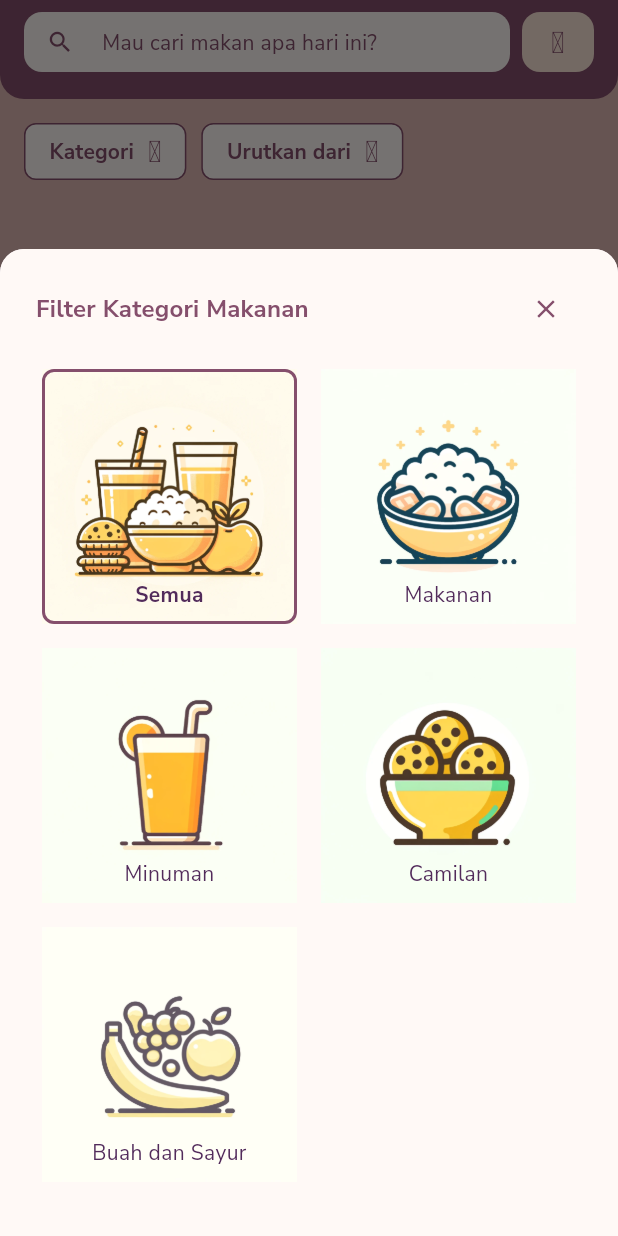
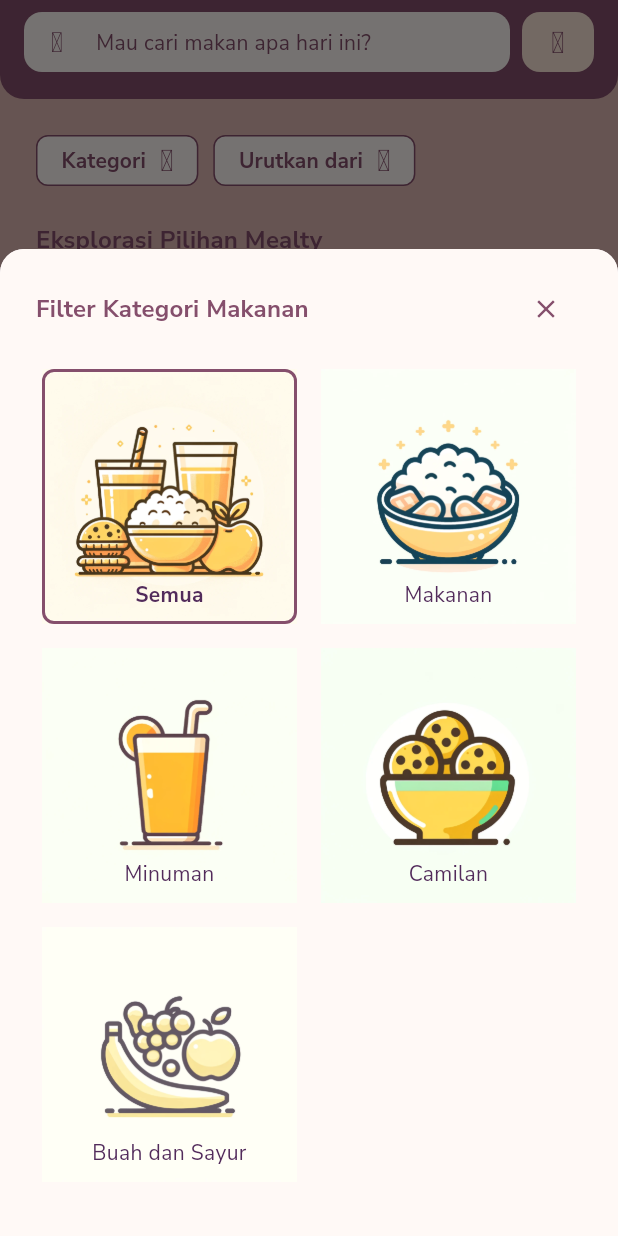
Before and after one commit to inirafli/mealty, a Flutter app: the MainScreen screen opened by its route, after a tap on "Kategori", on a phone screen of 412 x 824 dp. Run offline on Flutter 3.47's test engine with Material 3 defaults, Android fonts, the phone set to English and light mode, and no system bars; our stand-ins replace firebase_auth, firebase_core, go_router, google_fonts, google_sign_in, material_design_icons_flutter; accounts and stored records are empty.

Commit message:
modified some icon sizes and placements

```diff
--- a/lib/ui/home_screen.dart
+++ b/lib/ui/home_screen.dart
@@ -94,7 +94,7 @@ class _HomeScreenState extends State<HomeScreen> {
                       prefixIcon: _hasInput
                           ? null
                           : Icon(
-                              Icons.search,
+                              MdiIcons.storeSearchOutline,
                               size: 18.5,
                               color: Theme.of(context).colorScheme.primary,
                             ),
@@ -109,9 +109,9 @@ class _HomeScreenState extends State<HomeScreen> {
                               },
                             )
                           : null,
-                      suffixIconConstraints: const BoxConstraints(
-                        minWidth: 32,
-                        minHeight: 32,
+                      prefixIconConstraints: const BoxConstraints(
+                        minWidth: 44,
+                        minHeight: 40,
                       ),
                       filled: true,
                       fillColor: Theme.of(context).colorScheme.onPrimary,
@@ -120,7 +120,7 @@ class _HomeScreenState extends State<HomeScreen> {
                         borderSide: BorderSide.none,
                       ),
                       contentPadding: const EdgeInsets.symmetric(
-                          horizontal: 16.0, vertical: 8.0),
+                          horizontal: 16.0, vertical: 2.0),
                     ),
                   ),
                 ),
@@ -147,13 +147,21 @@ class _HomeScreenState extends State<HomeScreen> {
           ),
         ),
       ),
-      body: Column(
+      body: Padding(
+        padding: const EdgeInsets.all(24.0),
+        child: Column(
+          crossAxisAlignment: CrossAxisAlignment.start,
           children: [
-          Padding(
-            padding: const EdgeInsets.all(16.0),
-            child: FilterButtons(
+            FilterButtons(
               onCategoryPressed: _showCategoryFilterDialog,
               onSortPressed: _showSortFilterDialog,
+            ),
+            const SizedBox(height: 24.0),
+            Text(
+              'Eksplorasi Pilihan Mealty',
+              style: Theme.of(context).textTheme.titleMedium?.copyWith(
+                color: Theme.of(context).colorScheme.primary,
+                fontWeight: FontWeight.bold,
               ),
             ),
             // The rest of your home screen body
@@ -181,6 +189,7 @@ class _HomeScreenState extends State<HomeScreen> {
             ),
           ],
         ),
+      ),
     );
   }
 }
--- a/lib/widgets/common/custom_bottom_navigation_bar.dart
+++ b/lib/widgets/common/custom_bottom_navigation_bar.dart
@@ -24,18 +24,18 @@ class CustomBottomNavigationBar extends StatelessWidget {
         onTap: onItemTapped,
         items: [
           _buildBottomNavigationBarItem(
-              context, MdiIcons.homeOutline, MdiIcons.home, 'Beranda', 0, 28.0),
+              context, MdiIcons.homeOutline, MdiIcons.home, 'Beranda', 0, 30.0),
           _buildBottomNavigationBarItem(context, MdiIcons.cartOutline,
-              MdiIcons.cart, 'Keranjang', 1, 25.0),
+              MdiIcons.cart, 'Keranjang', 1, 27.0),
           _buildBottomNavigationBarItem(
               context,
               MdiIcons.textBoxMultipleOutline,
               MdiIcons.textBoxMultiple,
               'Riwayat',
               2,
-              22.0),
+              24.0),
           _buildBottomNavigationBarItem(context, MdiIcons.accountOutline,
-              MdiIcons.account, 'Profil', 3, 28.0),
+              MdiIcons.account, 'Profil', 3, 30.0),
         ],
       ),
     );
--- a/lib/widgets/home/filter_button.dart
+++ b/lib/widgets/home/filter_button.dart
@@ -29,7 +29,7 @@ class FilterButtons extends StatelessWidget {
       onTap: onPressed,
       child: Container(
         padding: const EdgeInsets.only(
-            left: 16.0, right: 10.0, top: 8.0, bottom: 8.0),
+            left: 16.0, right: 10.0, top: 6.0, bottom: 6.0),
         decoration: BoxDecoration(
           color: Theme.of(context).colorScheme.onPrimary,
           border: Border.all(color: Theme.of(context).colorScheme.primary),
--- a/lib/widgets/home/sort_filter_dialog.dart
+++ b/lib/widgets/home/sort_filter_dialog.dart
@@ -46,7 +46,7 @@ class SortFilterDialog extends StatelessWidget {
             builder: (context, filterProvider, child) {
               return Wrap(
                 spacing: 10.0,
-                runSpacing: 12.0,
+                runSpacing: 10.0,
                 children: [
                   _SortOption(
                     icon: MdiIcons.storeMarkerOutline,
@@ -113,7 +113,7 @@ class _SortOption extends StatelessWidget {
     return GestureDetector(
       onTap: onTap,
       child: Container(
-        padding: const EdgeInsets.symmetric(horizontal: 14.0, vertical: 7.0),
+        padding: const EdgeInsets.symmetric(horizontal: 14.0, vertical: 8.0),
         decoration: BoxDecoration(
           color: isSelected
               ? Theme.of(context).colorScheme.primary
```
Lines whose indentation alone changed are shown as unchanged.
